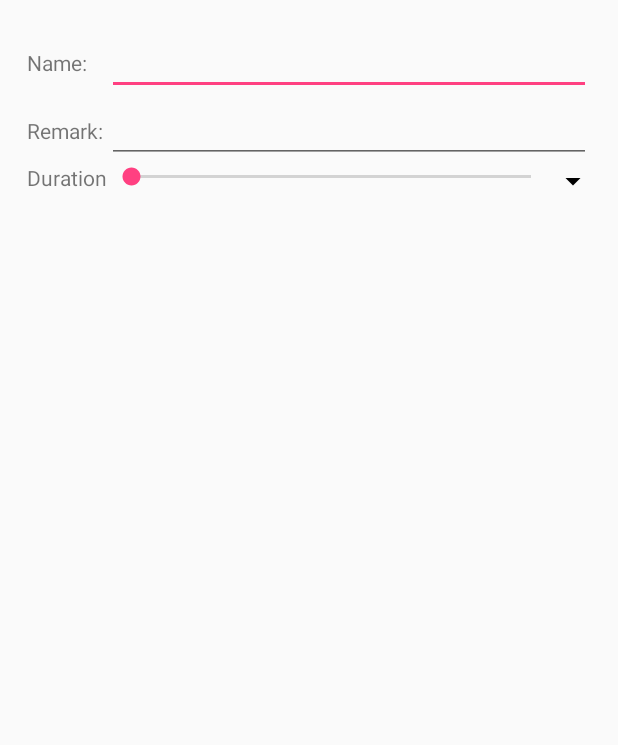
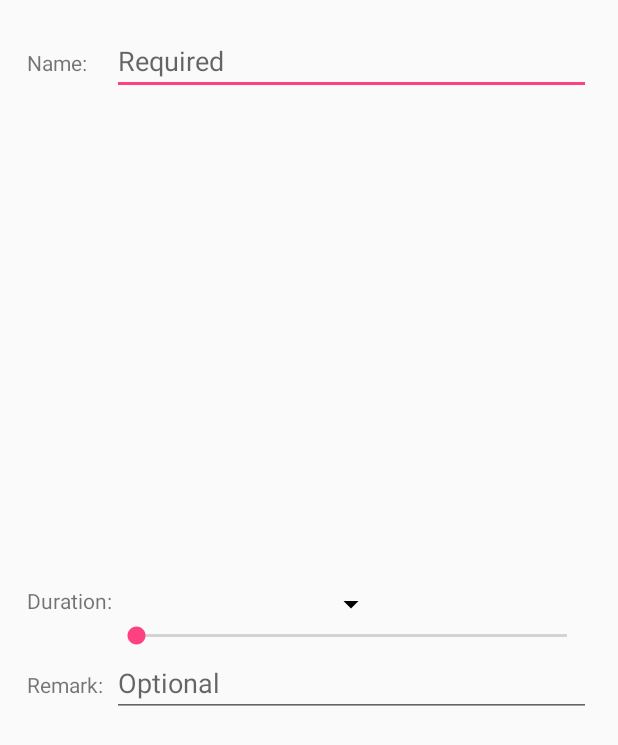
Before and after one commit to AlexVII/Jigsaw, an Android app: the layout dialog.xml on its own in the app's theme, with its tools: preview values and no code run, on a phone screen of 412 x 824 dp. Shown: the top 745 px of the screen. Run offline under Robolectric (Android 15) with nearby library versions, the phone set to English and light mode, and no system bars.

Commit message:
Imporve Dialog UI

```diff
--- a/app/src/main/res/layout/dialog.xml
+++ b/app/src/main/res/layout/dialog.xml
@@ -2,56 +2,81 @@
 <TableLayout xmlns:android="http://schemas.android.com/apk/res/android"
     android:id="@+id/dialog_layout"
     android:padding="18dp"
+    android:orientation="vertical"
     android:layout_width="match_parent"
     android:layout_height="match_parent">
-    <TableRow>
+    <TableRow
+        android:layout_weight="1"
+        android:layout_width="match_parent"
+        android:layout_height="0dp">
         <TextView
             android:text="@string/Name"
+            android:layout_column="1"
             android:gravity="center_vertical"
             android:layout_height="wrap_content"
             android:layout_width="wrap_content"/>
         <EditText
+            android:hint="@string/hint_name"
+            android:layout_column="2"
             android:id="@+id/create_name"
             android:layout_height="wrap_content"
             android:layout_width="0dp"
             android:layout_weight="1"/>
     </TableRow>
-    <TableRow>
+    <TableRow
+        android:layout_width="match_parent"
+        android:layout_height="wrap_content">
+        <TextView
+            android:layout_width="wrap_content"
+            android:layout_column="1"
+            android:gravity="center_vertical"
+            android:layout_height="wrap_content"
+            android:text="@string/duration"/>
+        <LinearLayout
+            android:layout_weight="1"
+            android:gravity="center"
+            android:layout_width="0dp"
+            android:layout_height="wrap_content"
+            android:layout_column="2"
+            android:orientation="vertical">
+            <LinearLayout
+                android:layout_width="match_parent"
+                android:layout_height="wrap_content"
+                android:gravity="center_horizontal">
+                <TextView
+                    android:layout_height="match_parent"
+                    android:id="@+id/show_duration"
+                    android:layout_width="wrap_content" />
+                <ImageButton
+                    android:layout_height="wrap_content"
+                    android:id="@+id/edit_duration"
+                    android:background="@android:color/transparent"
+                    android:src="@drawable/ic_arrow_drop_down_black_24dp"
+                    android:layout_width="wrap_content"/>
+            </LinearLayout>
+            <SeekBar
+                android:max="11"
+                android:layout_width="match_parent"
+                android:layout_height="wrap_content"
+                android:id="@+id/seekBar" />
+        </LinearLayout>
+    </TableRow>
+    <TableRow
+        android:layout_weight="1"
+        android:layout_width="match_parent"
+        android:layout_height="0dp">
         <TextView
             android:text="@string/Remark"
+            android:layout_column="1"
             android:gravity="center_vertical"
             android:layout_height="wrap_content"
             android:layout_width="wrap_content"/>
         <EditText
+            android:hint="@string/hint_remark"
             android:id="@+id/create_remark"
+            android:layout_column="2"
             android:layout_height="wrap_content"
             android:layout_width="0dp"
             android:layout_weight="1"/>
     </TableRow>
-    <TableRow>
-        <TextView
-            android:layout_width="wrap_content"
-            android:gravity="center_vertical"
-            android:layout_height="wrap_content"
-            android:text="@string/duration"/>
-        <SeekBar
-            android:layout_weight="1"
-            android:layout_width="0dp"
-            android:layout_height="wrap_content"
-            android:id="@+id/seekBar"
-            android:layout_column="2" />
-
-        <TextView
-            android:id="@+id/show_duration"
-            android:layout_height="wrap_content"
-            android:layout_width="wrap_content"
-            android:layout_column="3" />
-        <ImageButton
-            android:id="@+id/edit_duration"
-            android:background="@android:color/transparent"
-            android:src="@drawable/ic_arrow_drop_down_black_24dp"
-            android:layout_height="wrap_content"
-            android:layout_width="wrap_content"
-            android:layout_column="16" />
-    </TableRow>
 </TableLayout>
--- a/app/src/main/res/values/strings.xml
+++ b/app/src/main/res/values/strings.xml
@@ -16,7 +16,7 @@
     <string name="noRemark">Remark Cannot be empty</string>
     <string name="yes">Yes</string>
     <string name="cancel">Cancel</string>
-    <string name="duration">Duration</string>
+    <string name="duration">Duration:</string>
     <string name="duration_1">Quart Hour</string>
     <string name="duration_2">Half Hour</string>
     <string name="duration_3">One Hour</string>
@@ -27,6 +27,8 @@
     <string name="successful_add_2">Successful Added.</string>
     <string name="successful_change_1">Plan </string>
     <string name="successful_change_2">Successful Changed.</string>
+    <string name="hint_name">Required</string>
+    <string name="hint_remark">Optional</string>
 
     <string name="t00">00</string>
     <string name="t03">03</string>
```
Also changed, not shown: app/src/main/java/com/smu_bme/jigsaw/MainActivity.java (+32 -12 lines).
